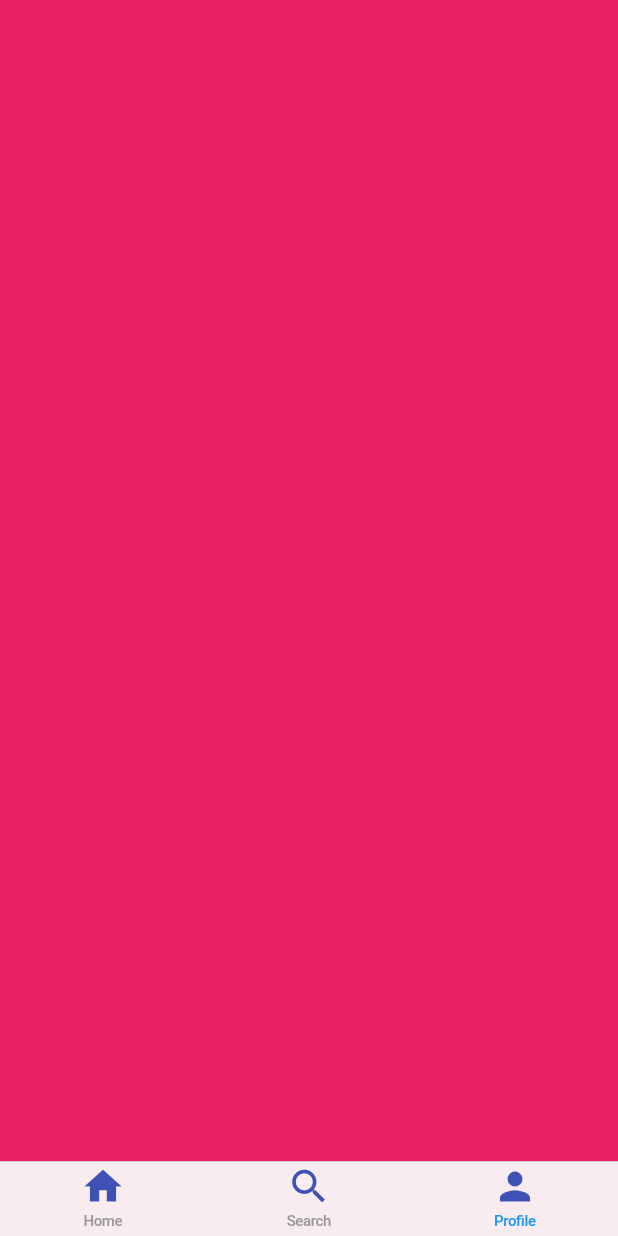
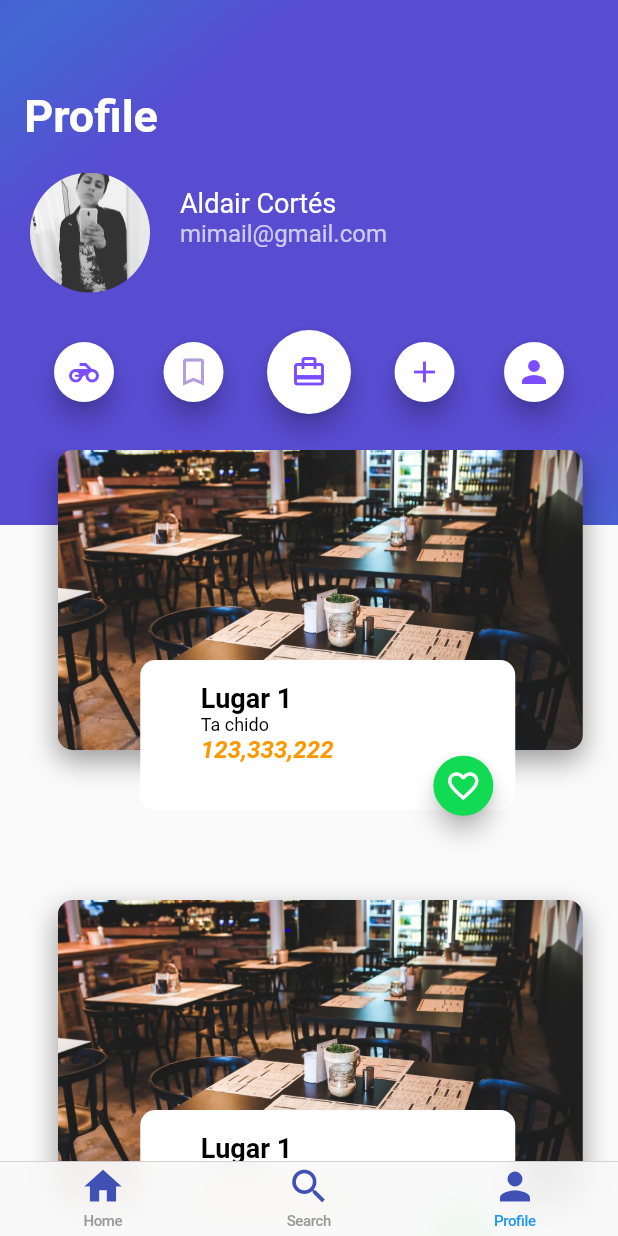
Before and after one commit to AldaCL/PlacesApp, a Flutter app: the screen it shows after launch, item 3 of the bottom bar chosen, on a phone screen of 412 x 824 dp. Run offline on Flutter 3.47's test engine with Material 2 defaults, Android fonts, the phone set to English and light mode, and no system bars; project files that could hold a hidden picture were left out.

Commit message:
Implementation of Profile View

```diff
--- /dev/null
+++ b/lib/src/screens/card_image_profile.dart
@@ -0,0 +1,124 @@
+import 'package:flutter/material.dart';
+import 'package:flutter/foundation.dart';
+import 'package:hello_hell/src/screens/floating_action_button_green.dart';
+
+
+class CardImageProfile extends StatelessWidget{
+  String pathimage = 'assets/place1.jpg';
+  String pName = "Las Gorditas de Roque";
+  String pDescription = "Aqui venden las gorditas de Chochinnita mas perras";
+  String pSteps = "123,333,222";
+
+
+
+
+  CardImageProfile(
+    this.pathimage,
+    this.pName,
+    this.pDescription,
+  );
+
+
+  @override
+  Widget build(BuildContext context) {
+    // TODO: implement build
+    return Container(
+            height: 200.0,
+            width: 350.0,
+            margin: EdgeInsets.only(
+              bottom: 100,
+              left: 15,
+            ),
+
+      child: Stack(
+        alignment: Alignment(0, 1.8),
+        children: <Widget>[
+          Container(
+            height: 200.0,
+            width: 350.0,
+            //margin: EdgeInsets.only(
+              //top: 70,
+              //left: 20,
+            //),
+            decoration: BoxDecoration(
+              image: DecorationImage(
+              image:AssetImage('assets/img/place1.jpg',),
+              fit: BoxFit.cover),
+
+              borderRadius: BorderRadius.all(Radius.circular(10.0)),
+              shape: BoxShape.rectangle,
+              boxShadow: <BoxShadow>[
+                BoxShadow(
+                color: Colors.black38,
+                blurRadius: 15.0,
+                offset: Offset(0.0,7.0),
+                ),
+              ]
+
+            ),
+
+          ),
+
+           Stack(
+             alignment: Alignment(0.9, 1.3),
+              children: <Widget>[
+                Container(
+                  alignment: Alignment(-0.5,0),
+                  height: 100,
+                  width: 250,
+                  decoration: BoxDecoration(
+                    borderRadius: BorderRadius.all(Radius.circular(10.0)),
+                    shape: BoxShape.rectangle,
+                    color: Colors.white,
+                  ),
+                  margin: EdgeInsets.only(
+                    //top: 10,
+                    left: 10
+                  ),
+                  child: Container(
+                    margin: EdgeInsets.only(top: 15),
+                    child: Column(
+                      crossAxisAlignment: CrossAxisAlignment.start,
+                      mainAxisSize: MainAxisSize.max,
+                      children: <Widget>[
+
+                        Text(pName,
+                        style: TextStyle(
+                          fontSize: 18,
+                          fontWeight: FontWeight.bold,
+                          color: Colors.black,
+
+                        ),
+                        ),
+
+                        Text(pDescription,
+                        style: TextStyle(
+                          fontSize: 12,
+                          color: Colors.black,
+                        ),
+
+                        ),
+
+                        Text(pSteps,
+                        style: TextStyle(
+                          fontSize: 16,
+                          fontStyle: FontStyle.italic,
+                          fontWeight: FontWeight.bold,
+                          color: Colors.orange,
+                        ),)
+                      ],
+                    ),
+                  ),
+                ),
+                FloatingActionButtonGreen(),
+              ],
+            ),
+
+        ],
+
+      ),
+    );
+  }
+
+
+}
--- /dev/null
+++ b/lib/src/screens/gradient_profile.dart
@@ -0,0 +1,117 @@
+import 'package:flutter/material.dart';
+import 'iconsbar_profile.dart';
+
+
+class GradientProfile extends StatelessWidget{
+  String head_text = 'Profile';
+  String pathImage = "assets/img/profile.jpg";
+  String userName = "Aldair Cortés";
+  //String pathImage = '';
+
+  GradientProfile(this.head_text);
+
+  @override
+  Widget build(BuildContext context) {
+
+    final photo= Container(
+      margin: EdgeInsets.only(
+        top: 20.0,
+        left: 20,
+      ),
+
+      width: 80,
+      height:80,
+
+      decoration: BoxDecoration(
+        shape: BoxShape.circle,
+        image: DecorationImage(
+          fit: BoxFit.cover,
+          image: AssetImage(pathImage),
+        )
+      ),
+
+    );
+
+    final user_info_column =
+    Container(
+      margin: EdgeInsets.only(left: 20),
+      //alignment: Alignment(),
+
+    child:
+    Column(
+      crossAxisAlignment: CrossAxisAlignment.start,
+      children: <Widget>[
+      Text(userName,
+      style: TextStyle(
+      fontSize: 18,
+      color: Colors.white,
+       ),
+       textAlign: TextAlign.left,
+      ),
+      Text("mimail@gmail.com",  style: TextStyle(
+        fontSize: 16,
+        color: Colors.white70,
+
+      ),
+      textAlign: TextAlign.left)
+
+
+
+    ],
+    ),
+    );
+
+
+
+
+    // TODO: implement build
+    return Container(
+      height: 350.0,
+      decoration: BoxDecoration(
+        gradient: LinearGradient(
+          colors: [
+            Color(0xFF4268D3), //Tono mas claro
+            Color(0xFF584CD1) //Tono mas oscuro
+          ],
+          begin: FractionalOffset(0.1, 0.0),
+          end: FractionalOffset(0.5, 0.6),
+          stops: [0.0,0.4],
+          tileMode: TileMode.mirror,
+        ),
+      ),
+      child: Column(
+        children: <Widget>[
+          Container(
+            margin: EdgeInsets.only(
+               top: 60,
+               ),
+            alignment: Alignment(-0.9, -0.4),
+            child: Text(head_text,
+            style: TextStyle(
+              color: Colors.white,
+              fontWeight: FontWeight.bold,
+              fontSize: 30,
+
+            ),),
+          ),
+
+          Row(
+            children: <Widget>[
+              photo,
+              user_info_column,
+
+
+
+            ],
+//////////IconBars
+          ),
+          IconsBarProfile(),
+
+        ],
+
+      ),
+    );
+  }
+
+
+}
--- /dev/null
+++ b/lib/src/screens/header_profile.dart
@@ -0,0 +1,19 @@
+import 'package:flutter/material.dart';
+import 'gradient_back.dart';
+import 'card_view_list.dart';
+
+
+class HeaderProfile extends StatelessWidget{
+  @override
+  Widget build(BuildContext context) {
+    // TODO: implement build
+    return Stack(
+      children: <Widget>[
+        GradienBrack("Wellcome"),
+        CardViewList(),
+      ],
+
+    );
+  }
+
+}
--- /dev/null
+++ b/lib/src/screens/iconsbar_profile.dart
@@ -0,0 +1,144 @@
+import 'package:flutter/material.dart';
+
+
+class IconsBarProfile extends StatefulWidget{
+  @override
+  State<StatefulWidget> createState() {
+    // TODO: implement createState
+    return _IconsBarProfile();
+  }
+
+
+
+}
+
+
+class _IconsBarProfile extends State<IconsBarProfile>{
+
+  int indexButton = 0;
+  bool isPressed = false;
+
+
+  void onPressedBut(int index){
+
+    setState(() {
+      //indexButton = index;
+      print("Presionaste el boton $index");
+      Scaffold.of(context).removeCurrentSnackBar();
+      Scaffold.of(context).showSnackBar(
+        SnackBar(
+          content: Text("Presionaste el boton $index"),
+        )
+      );
+      //return indexButton;
+
+    });
+
+  }
+
+
+  @override
+  Widget build(BuildContext context) {
+    // TODO: implement build
+    return Container(
+      //margin: EdgeInsets.only(top: 10.0),
+      child: Center(
+        child: ButtonBar(
+          alignment: MainAxisAlignment.start,
+          mainAxisSize: MainAxisSize.min,
+          buttonPadding: EdgeInsets.only(left: 50),
+          children: <Widget>[
+            //Expanded(
+              //margin: EdgeInsets.only(
+                //left: 20,
+                //right: 20,
+
+              //),
+               FloatingActionButton(
+
+                backgroundColor: Colors.white,
+                mini: true,
+                onPressed: (){
+                  isPressed =! isPressed;
+                  onPressedBut(0);},
+                  //int index =1;
+
+                child: Icon(Icons.motorcycle , color:  Colors.deepPurpleAccent ,),),
+
+            //),
+
+
+
+            //Expanded(
+              //   margin: EdgeInsets.only(
+              //   left: 20,
+              //   //right: 20,
+
+              // ),
+              // child:
+              FloatingActionButton(
+                backgroundColor: Colors.white,
+                mini: true,
+                onPressed: () {
+                  isPressed =! isPressed;
+                  onPressedBut(1);
+                  },
+
+                child: Icon(Icons.bookmark_border , color: (isPressed) ? Colors.deepPurpleAccent:Colors.deepPurple[200],),),
+            //),
+
+            //Expanded(
+              //   margin: EdgeInsets.only(
+              //   left: 20,
+              //   //right: 20,
+              // ),
+              //child:
+              FloatingActionButton(
+                backgroundColor: Colors.white,
+                //mini: true,
+                onPressed: ()=>
+                onPressedBut(2),
+
+                child: Icon(Icons.card_travel , color: Colors.deepPurpleAccent,),),
+            //),
+
+            //Expanded(
+              //   margin: EdgeInsets.only(
+              //   left: 20,
+              //   //right: 20,
+
+              // ),
+              //child:
+              FloatingActionButton(
+                backgroundColor: Colors.white,
+                mini: true,
+                onPressed: ()=>
+                onPressedBut(3),
+
+                child: Icon(Icons.add , color: Colors.deepPurpleAccent,),),
+            //),
+
+           // Expanded(
+              //   margin: EdgeInsets.only(
+              //   left: 20,
+              //   //right: 20,
+
+              // ),
+             // child:
+             FloatingActionButton(
+
+                backgroundColor: Colors.white,
+                mini: true,
+                onPressed: ()=>
+                onPressedBut(4),
+
+                child: Icon(Icons.person , color: Colors.deepPurpleAccent,),),
+     //     )
+          ],
+
+        ),
+      ),
+    );
+  }
+
+}
--- /dev/null
+++ b/lib/src/screens/list_profile.dart
@@ -0,0 +1,35 @@
+import 'package:flutter/material.dart';
+import 'card_image_profile.dart';
+
+
+class ListProfile extends StatelessWidget{
+  @override
+  Widget build(BuildContext context) {
+    // TODO: implement build
+    return Container(
+      margin: EdgeInsets.only(
+        top: 300
+      ),
+      height: 600,
+      child: (
+        ListView(
+
+          padding: EdgeInsets.only(
+            //top: 200,
+          ),
+          scrollDirection: Axis.vertical,
+          children: <Widget>[
+            CardImageProfile("assets/img/place1.jpg", "Lugar 1", "Ta chido"),
+            CardImageProfile("assets/img/place1.jpg", "Lugar 1", "Ta chido"),
+            CardImageProfile("assets/img/place1.jpg", "Lugar 1", "Ta chido"),
+            CardImageProfile("assets/img/place1.jpg", "Lugar 1", "Ta chido"),
+            CardImageProfile("assets/img/place1.jpg", "Lugar 1", "Ta chido"),
+            CardImageProfile("assets/img/place1.jpg", "Lugar 1", "Ta chido"),
+          ],
+        )
+      ),
+    );
+  }
+
+
+}
--- a/lib/src/screens/profile.dart
+++ b/lib/src/screens/profile.dart
@@ -1,13 +1,33 @@
 import 'package:flutter/material.dart';
+import 'gradient_profile.dart';
+import 'card_image_profile.dart';
+import 'list_profile.dart';
 
 
 class Profile extends StatelessWidget{
   @override
   Widget build(BuildContext context) {
     // TODO: implement build
-    return Container(
-      color: Colors.pink,
+    //return Container(
+     // color: Colors.pink,
+    //);
+
+
+    return Scaffold(
+      body:  Stack(
+      children: <Widget>[
+        GradientProfile("Profile"),
+        ListProfile(),
+
+        //CardImageProfile("/assets/place1.jpg", "Gorditas", "Gorditas de ron doque")
+      ],
+
+    ),
     );
+
+
+
+    //return GradientProfile("Profile");
   }
 
 
```
Also changed, not shown: lib/src/screens/user_info.dart (added).
